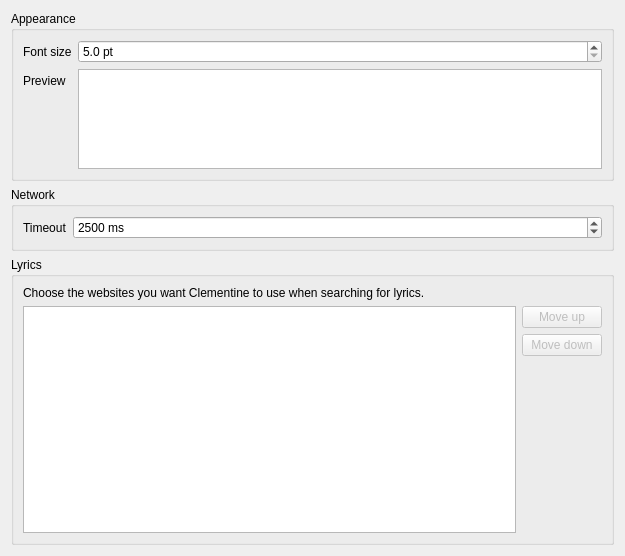
The window that src/songinfo/songinfosettingspage.ui (clementine-player/Clementine) describes before a commit, drawn with Qt 5.
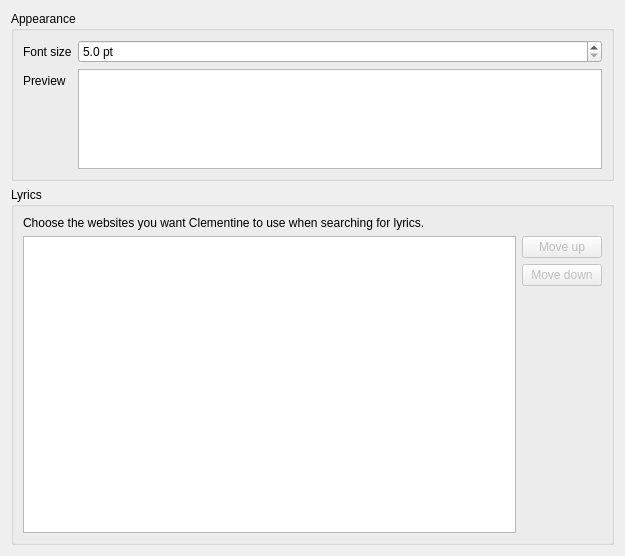
The same window after the commit.

Commit message: Increase default timeout for loading song/artist info. Now we don't wait for everything to be loaded before displaying the results, it seems fine to wait longer to get all the replies. Also, it doesn't seem necessary anymore to allow users to change the timeout setting.

Diff of the .ui file:
```diff
--- a/src/songinfo/songinfosettingspage.ui
+++ b/src/songinfo/songinfosettingspage.ui
@@ -75,38 +75,6 @@
      </layout>
     </widget>
    </item>
-   <item>
-    <widget class="QGroupBox" name="groupBox_2">
-     <property name="title">
-      <string>Network</string>
-     </property>
-     <layout class="QFormLayout" name="formLayout_6">
-      <item row="0" column="0">
-       <widget class="QLabel" name="label_14">
-        <property name="text">
-         <string>Timeout</string>
-        </property>
-       </widget>
-      </item>
-      <item row="0" column="1">
-       <widget class="QSpinBox" name="song_info_timeout">
-        <property name="suffix">
-         <string> ms</string>
-        </property>
-        <property name="minimum">
-         <number>1000</number>
-        </property>
-        <property name="maximum">
-         <number>60000</number>
-        </property>
-        <property name="value">
-         <number>2500</number>
-        </property>
-       </widget>
-      </item>
-     </layout>
-    </widget>
-   </item>
    <item>
     <widget class="QGroupBox" name="groupBox_6">
      <property name="sizePolicy">
```
The commit also changes 3 other files.
